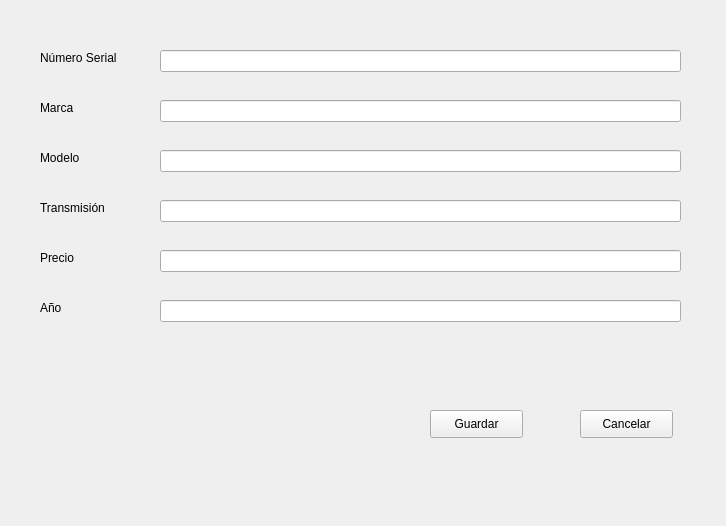
Qt form car_store/views/cars_form.ui (Willians-Dev/cars_store) before a commit.
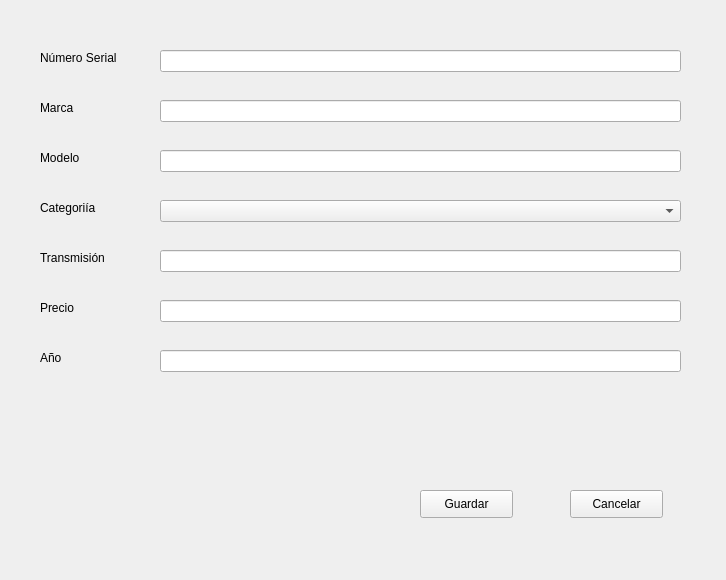
The same form after that commit.

Commit message:
get category in cars form
Se obtiene la categoría en el car form.

Patch:
```diff
--- a/car_store/views/cars_form.ui
+++ b/car_store/views/cars_form.ui
@@ -7,7 +7,7 @@
     <x>0</x>
     <y>0</y>
     <width>726</width>
-    <height>526</height>
+    <height>580</height>
    </rect>
   </property>
   <property name="windowTitle">
@@ -62,8 +62,8 @@
   <widget class="QPushButton" name="saveCarsButton">
    <property name="geometry">
     <rect>
-     <x>430</x>
-     <y>410</y>
+     <x>420</x>
+     <y>490</y>
      <width>93</width>
      <height>28</height>
     </rect>
@@ -75,8 +75,8 @@
   <widget class="QPushButton" name="cancelCarsButton">
    <property name="geometry">
     <rect>
-     <x>580</x>
-     <y>410</y>
+     <x>570</x>
+     <y>490</y>
      <width>93</width>
      <height>28</height>
     </rect>
@@ -115,7 +115,7 @@
    <property name="geometry">
     <rect>
      <x>160</x>
-     <y>200</y>
+     <y>250</y>
      <width>521</width>
      <height>22</height>
     </rect>
@@ -125,7 +125,7 @@
    <property name="geometry">
     <rect>
      <x>40</x>
-     <y>200</y>
+     <y>250</y>
      <width>81</width>
      <height>16</height>
     </rect>
@@ -138,7 +138,7 @@
    <property name="geometry">
     <rect>
      <x>160</x>
-     <y>250</y>
+     <y>300</y>
      <width>521</width>
      <height>22</height>
     </rect>
@@ -151,7 +151,7 @@
    <property name="geometry">
     <rect>
      <x>40</x>
-     <y>250</y>
+     <y>300</y>
      <width>62</width>
      <height>16</height>
     </rect>
@@ -164,7 +164,7 @@
    <property name="geometry">
     <rect>
      <x>160</x>
-     <y>300</y>
+     <y>350</y>
      <width>521</width>
      <height>22</height>
     </rect>
@@ -174,7 +174,7 @@
    <property name="geometry">
     <rect>
      <x>40</x>
-     <y>300</y>
+     <y>350</y>
      <width>62</width>
      <height>16</height>
     </rect>
@@ -183,6 +183,29 @@
     <string>Año</string>
    </property>
   </widget>
+  <widget class="QLabel" name="label_7">
+   <property name="geometry">
+    <rect>
+     <x>40</x>
+     <y>200</y>
+     <width>81</width>
+     <height>16</height>
+    </rect>
+   </property>
+   <property name="text">
+    <string>Categoriía</string>
+   </property>
+  </widget>
+  <widget class="QComboBox" name="categoryComboBox">
+   <property name="geometry">
+    <rect>
+     <x>160</x>
+     <y>200</y>
+     <width>521</width>
+     <height>22</height>
+    </rect>
+   </property>
+  </widget>
  </widget>
  <resources/>
  <connections/>
```
The commit also changes 9 other files.
